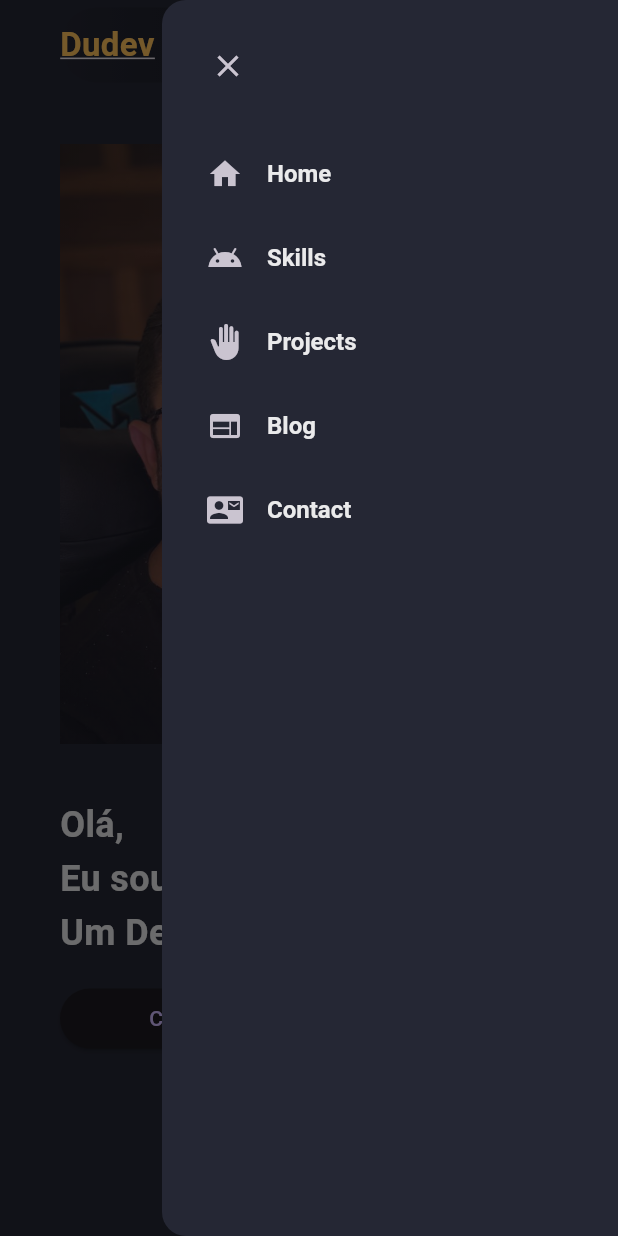
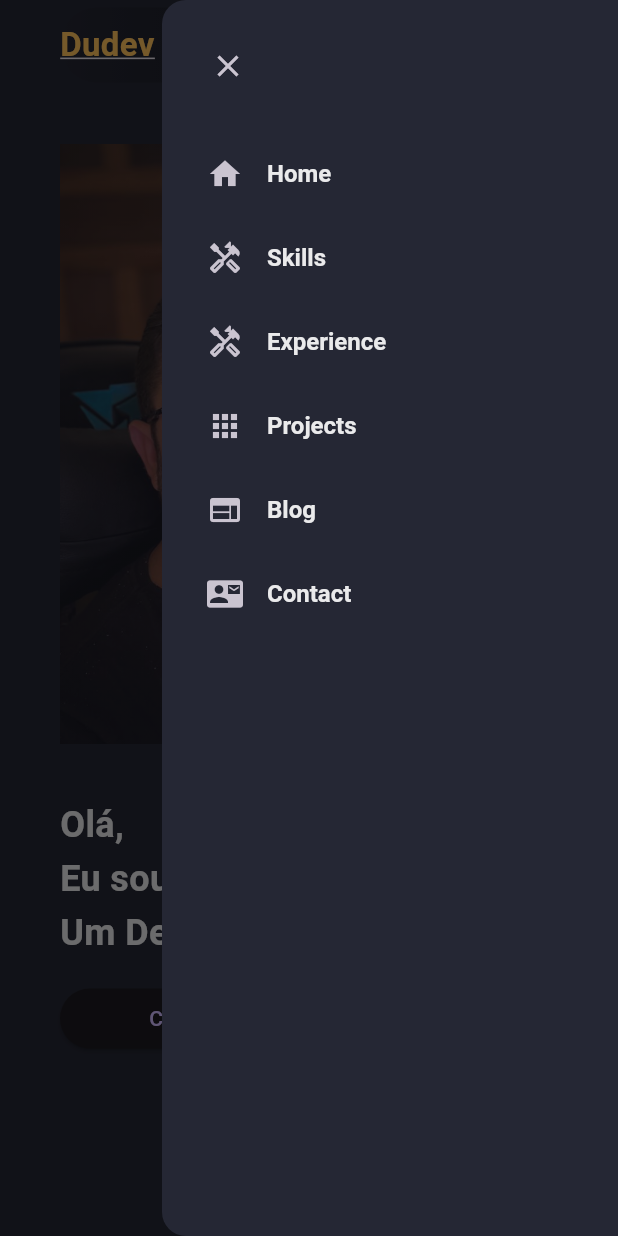
Before and after one commit to MarceloFigueira/dudev_website, a Flutter app: the screen it shows after launch, with the side drawer open, on a phone screen of 412 x 824 dp. Run offline on Flutter 3.47's test engine with Material 3 defaults, Android fonts, the phone set to English and light mode, and no system bars.

Commit message:
refactor: update

```diff
--- a/lib/src/constants/colors.dart
+++ /dev/null
@@ -1,13 +0,0 @@
-import 'package:flutter/material.dart';
-
-class AppColors {
-  static const Color scaffoldBg = Color(0xff252734);
-  static const Color bgLight1 = Color(0xff333646);
-  static const Color bgLight2 = Color(0xff424657);
-  static const Color textFieldBg = Color(0xffC8C9CE);
-  static const Color hintDark = Color(0xff666874);
-  static const Color yellowSecondary = Color(0xffffc25c);
-  static const Color yellowPrimary = Color(0xffffaf29);
-  static const Color whitePrimary = Color(0xffeaeaeb);
-  static const Color whiteSecundary = Color(0xffc8c9ce);
-}
--- a/lib/src/constants/nav_items.dart
+++ b/lib/src/constants/nav_items.dart
@@ -3,6 +3,7 @@ import 'package:flutter/material.dart';
 List<String> navTiles = [
   "Home",
   "Skills",
+  "Experience",
   "Projects",
   "Blog",
   "Contact",
@@ -10,8 +11,9 @@ List<String> navTiles = [
 
 List<IconData> navIcons = [
   Icons.home,
-  Icons.android_outlined,
-  Icons.back_hand,
+  Icons.handyman_outlined,
+  Icons.handyman_outlined,
+  Icons.apps,
   Icons.web,
   Icons.quick_contacts_mail,
 ];
--- a/lib/src/constants/sizes.dart
+++ /dev/null
@@ -1 +0,0 @@
-const double kMinWebWidth = 600;
--- a/lib/src/pages/home_page.dart
+++ b/lib/src/pages/home_page.dart
@@ -1,5 +1,5 @@
-import 'package:dudev_website/src/constants/colors.dart';
-import 'package:dudev_website/src/constants/sizes.dart';
+import 'package:dudev_website/src/constants/app_colors.dart';
+import 'package:dudev_website/src/constants/app_sizes.dart';
 import 'package:dudev_website/src/widgets/drawer_mobile.dart';
 import 'package:dudev_website/src/widgets/header_mobile.dart';
 import 'package:dudev_website/src/widgets/header_web.dart';
@@ -25,15 +25,15 @@ class _MyHomePageState extends State<HomePage> {
     return LayoutBuilder(builder: (context, constraints) {
       return Scaffold(
           key: scaffoldKey,
-          backgroundColor: AppColors.scaffoldBg,
-          endDrawer: constraints.maxWidth >= kMinWebWidth
+          backgroundColor: AppColors.darkBackground,
+          endDrawer: constraints.maxWidth >= AppSizes.minWebWidth
               ? null
               : const DrawerMobile(),
           body: ListView(
             scrollDirection: Axis.vertical,
             children: [
               //MAIN
-              if (constraints.maxWidth >= kMinWebWidth)
+              if (constraints.maxWidth >= AppSizes.minWebWidth)
                 const HeaderWeb()
               else
                 HeaderMobile(
@@ -42,7 +42,7 @@ class _MyHomePageState extends State<HomePage> {
                     scaffoldKey.currentState?.openEndDrawer();
                   },
                 ),
-              if (constraints.maxWidth >= kMinWebWidth)
+              if (constraints.maxWidth >= AppSizes.minWebWidth)
                 const MainWeb()
               else
                 const MainMobile(),
--- a/lib/src/styles/style.dart
+++ b/lib/src/styles/style.dart
@@ -1,4 +1,4 @@
-import 'package:dudev_website/src/constants/colors.dart';
+import 'package:dudev_website/src/constants/app_colors.dart';
 import 'package:flutter/material.dart';
 
 BoxDecoration KHeaderDecoration = BoxDecoration(
--- a/lib/src/widgets/drawer_mobile.dart
+++ b/lib/src/widgets/drawer_mobile.dart
@@ -1,4 +1,4 @@
-import 'package:dudev_website/src/constants/colors.dart';
+import 'package:dudev_website/src/constants/app_colors.dart';
 import 'package:dudev_website/src/constants/nav_items.dart';
 import 'package:flutter/material.dart';
 
@@ -8,7 +8,7 @@ class DrawerMobile extends StatelessWidget {
   @override
   Widget build(BuildContext context) {
     return Drawer(
-      backgroundColor: AppColors.scaffoldBg,
+      backgroundColor: AppColors.darkBackground,
       child: ListView(
         children: [
           Align(
--- a/lib/src/widgets/header_web.dart
+++ b/lib/src/widgets/header_web.dart
@@ -1,4 +1,5 @@
-import 'package:dudev_website/src/constants/colors.dart';
+import 'package:dudev_website/src/constants/app_colors.dart';
+import 'package:dudev_website/src/constants/app_sizes.dart';
 import 'package:dudev_website/src/constants/nav_items.dart';
 import 'package:dudev_website/src/styles/style.dart';
 import 'package:dudev_website/src/widgets/site_logo.dart';
@@ -29,7 +30,7 @@ class HeaderWeb extends StatelessWidget {
                 child: Text(
                   navTiles[i],
                   style: TextStyle(
-                      fontSize: 16,
+                      fontSize: AppSizes.s20,
                       fontWeight: FontWeight.w500,
                       color: AppColors.whitePrimary),
                 ),
--- a/lib/src/widgets/main_mobile.dart
+++ b/lib/src/widgets/main_mobile.dart
@@ -1,4 +1,4 @@
-import 'package:dudev_website/src/constants/colors.dart';
+import 'package:dudev_website/src/constants/app_colors.dart';
 import 'package:flutter/material.dart';
 
 class MainMobile extends StatelessWidget {
@@ -21,8 +21,8 @@ class MainMobile extends StatelessWidget {
           ShaderMask(
             shaderCallback: (bounds) {
               return LinearGradient(colors: [
-                AppColors.scaffoldBg.withOpacity(0.6),
-                AppColors.scaffoldBg.withOpacity(0.6),
+                AppColors.darkBackground.withOpacity(0.6),
+                AppColors.darkBackground.withOpacity(0.6),
               ]).createShader(bounds);
             },
             blendMode: BlendMode.srcATop,
--- a/lib/src/widgets/main_web.dart
+++ b/lib/src/widgets/main_web.dart
@@ -1,4 +1,5 @@
-import 'package:dudev_website/src/constants/colors.dart';
+import 'package:dudev_website/src/constants/app_colors.dart';
+import 'package:dudev_website/src/constants/app_sizes.dart';
 import 'package:flutter/material.dart';
 
 class MainWeb extends StatelessWidget {
@@ -21,28 +22,32 @@ class MainWeb extends StatelessWidget {
         children: [
           Column(
             mainAxisAlignment: MainAxisAlignment.center,
+            crossAxisAlignment: CrossAxisAlignment.start,
             children: [
               // intro message
               const Text(
-                "Olá,\nEu sou o Marcelo\nUm Desenvolvedor Mobile",
+                "Marcelo Figueira",
                 style: TextStyle(
-                    fontSize: 30,
+                    fontSize: AppSizes.s48,
                     height: 1.5,
                     fontWeight: FontWeight.bold,
                     color: AppColors.whitePrimary),
               ),
               const SizedBox(
-                height: 15,
+                height: 48,
               ),
               //contact btn
               SizedBox(
                 width: 250,
                 child: ElevatedButton(
                   onPressed: () {},
-                  child: const Text('Clique aqui'),
+                  child: const Text('Saiba mais sobre mim'),
                 ),
               ),
             ],
+          ),
+          SizedBox(
+            width: 40,
           ),
           // avatar img
           Image.asset(
--- a/lib/src/widgets/site_logo.dart
+++ b/lib/src/widgets/site_logo.dart
@@ -1,4 +1,4 @@
-import 'package:dudev_website/src/constants/colors.dart';
+import 'package:dudev_website/src/constants/app_colors.dart';
 import 'package:flutter/material.dart';
 
 class SiteLogo extends StatelessWidget {
```
